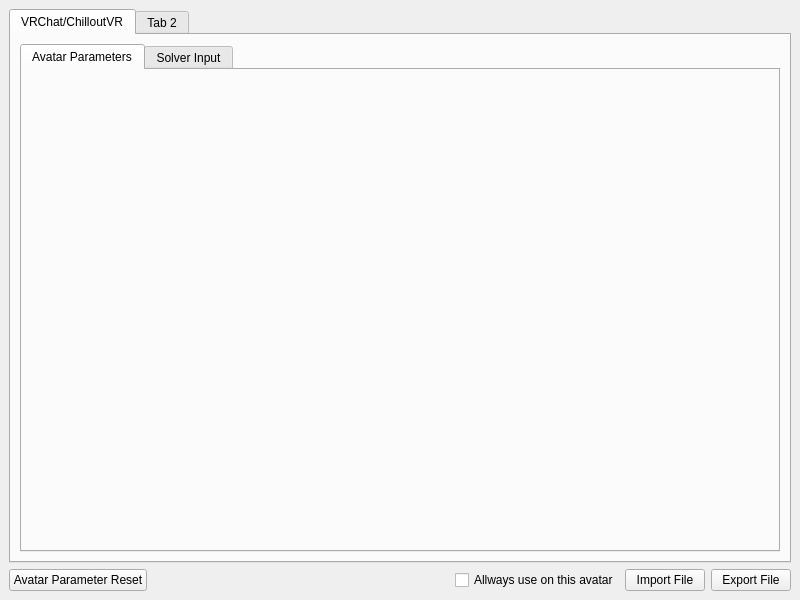
The window that FoxyFace/src/ui/qtcreator/AvatarCalibration.ui (Jeka8833/FoxyFace) describes before a commit, drawn with Qt 5.
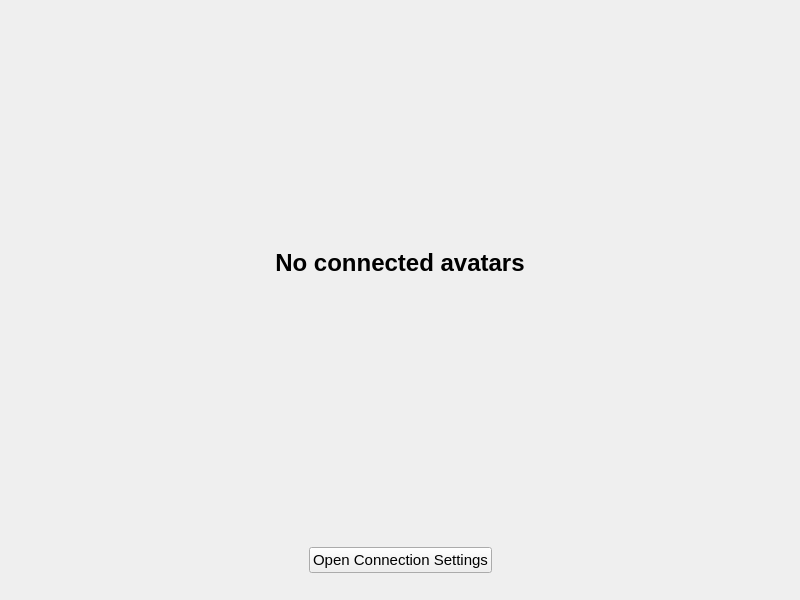
The same window after the commit.

Diff of the .ui file:
```diff
--- a/FoxyFace/src/ui/qtcreator/AvatarCalibration.ui
+++ b/FoxyFace/src/ui/qtcreator/AvatarCalibration.ui
@@ -16,101 +16,125 @@
   <widget class="QWidget" name="centralwidget">
    <layout class="QVBoxLayout" name="verticalLayout_2">
     <item>
-     <widget class="QTabWidget" name="tabWidget">
+     <widget class="QStackedWidget" name="stackedWidget">
       <property name="currentIndex">
        <number>0</number>
       </property>
-      <widget class="QWidget" name="tab">
-       <attribute name="title">
-        <string>VRChat/ChilloutVR</string>
-       </attribute>
-       <layout class="QVBoxLayout" name="verticalLayout_3">
+      <widget class="QWidget" name="page">
+       <layout class="QHBoxLayout" name="horizontalLayout">
         <item>
-         <widget class="QTabWidget" name="tabWidget_2">
+         <widget class="QTabWidget" name="connection_list_widget">
           <property name="currentIndex">
            <number>0</number>
           </property>
-          <widget class="QWidget" name="tab_3">
-           <attribute name="title">
-            <string>Avatar Parameters</string>
-           </attribute>
-           <layout class="QVBoxLayout" name="verticalLayout"/>
-          </widget>
-          <widget class="QWidget" name="tab_4">
-           <attribute name="title">
-            <string>Solver Input</string>
-           </attribute>
-          </widget>
          </widget>
         </item>
        </layout>
       </widget>
-      <widget class="QWidget" name="tab_2">
-       <attribute name="title">
-        <string>Tab 2</string>
-       </attribute>
+      <widget class="QWidget" name="page_2">
+       <layout class="QVBoxLayout" name="verticalLayout">
+        <item>
+         <spacer name="verticalSpacer_2">
+          <property name="orientation">
+           <enum>Qt::Orientation::Vertical</enum>
+          </property>
+          <property name="sizeHint" stdset="0">
+           <size>
+            <width>20</width>
+            <height>40</height>
+           </size>
+          </property>
+         </spacer>
+        </item>
+        <item>
+         <widget class="QLabel" name="no_connection_lb">
+          <property name="font">
+           <font>
+            <pointsize>18</pointsize>
+            <bold>true</bold>
+           </font>
+          </property>
+          <property name="text">
+           <string>No connected avatars</string>
+          </property>
+          <property name="alignment">
+           <set>Qt::AlignmentFlag::AlignCenter</set>
+          </property>
+         </widget>
+        </item>
+        <item>
+         <widget class="QLabel" name="no_connection_description_lb">
+          <property name="font">
+           <font>
+            <pointsize>12</pointsize>
+           </font>
+          </property>
+          <property name="text">
+           <string/>
+          </property>
+         </widget>
+        </item>
+        <item>
+         <spacer name="verticalSpacer">
+          <property name="orientation">
+           <enum>Qt::Orientation::Vertical</enum>
+          </property>
+          <property name="sizeHint" stdset="0">
+           <size>
+            <width>20</width>
+            <height>40</height>
+           </size>
+          </property>
+         </spacer>
+        </item>
+        <item>
+         <widget class="QWidget" name="widget" native="true">
+          <layout class="QHBoxLayout" name="horizontalLayout_2">
+           <item>
+            <spacer name="horizontalSpacer_2">
+             <property name="orientation">
+              <enum>Qt::Orientation::Horizontal</enum>
+             </property>
+             <property name="sizeHint" stdset="0">
+              <size>
+               <width>40</width>
+               <height>20</height>
+              </size>
+             </property>
+            </spacer>
+           </item>
+           <item>
+            <widget class="QPushButton" name="open_connection_settings_btn">
+             <property name="font">
+              <font>
+               <pointsize>11</pointsize>
+              </font>
+             </property>
+             <property name="text">
+              <string>Open Connection Settings</string>
+             </property>
+            </widget>
+           </item>
+           <item>
+            <spacer name="horizontalSpacer">
+             <property name="orientation">
+              <enum>Qt::Orientation::Horizontal</enum>
+             </property>
+             <property name="sizeHint" stdset="0">
+              <size>
+               <width>40</width>
+               <height>20</height>
+              </size>
+             </property>
+            </spacer>
+           </item>
+          </layout>
+         </widget>
+        </item>
+       </layout>
       </widget>
      </widget>
     </item>
-    <item>
-     <widget class="QWidget" name="widget_2" native="true">
-      <layout class="QHBoxLayout" name="horizontalLayout">
-       <property name="leftMargin">
-        <number>0</number>
-       </property>
-       <property name="topMargin">
-        <number>0</number>
-       </property>
-       <property name="rightMargin">
-        <number>0</number>
-       </property>
-       <property name="bottomMargin">
-        <number>0</number>
-       </property>
-       <item>
-        <widget class="QPushButton" name="pushButton_4">
-         <property name="text">
-          <string>Avatar Parameter Reset</string>
-         </property>
-        </widget>
-       </item>
-       <item>
-        <spacer name="horizontalSpacer">
-         <property name="orientation">
-          <enum>Qt::Orientation::Horizontal</enum>
-         </property>
-         <property name="sizeHint" stdset="0">
-          <size>
-           <width>40</width>
-           <height>20</height>
-          </size>
-         </property>
-        </spacer>
-       </item>
-       <item>
-        <widget class="QCheckBox" name="checkBox">
-         <property name="text">
-          <string>Allways use on this avatar</string>
-         </property>
-        </widget>
-       </item>
-       <item>
-        <widget class="QPushButton" name="pushButton_2">
-         <property name="text">
-          <string>Import File</string>
-         </property>
-        </widget>
-       </item>
-       <item>
-        <widget class="QPushButton" name="pushButton">
-         <property name="text">
-          <string>Export File</string>
-         </property>
-        </widget>
-       </item>
-      </layout>
-     </widget>
-    </item>
    </layout>
   </widget>
  </widget>
```
Left out of the diff: 4 changed lines with no effect on the pictures.
